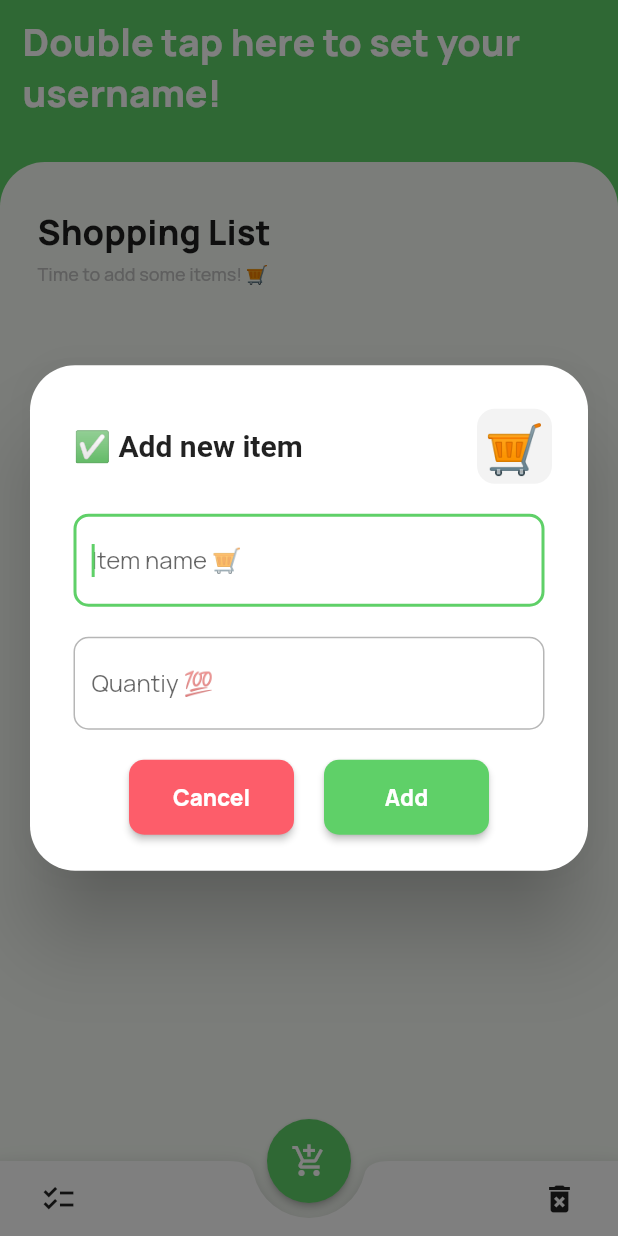
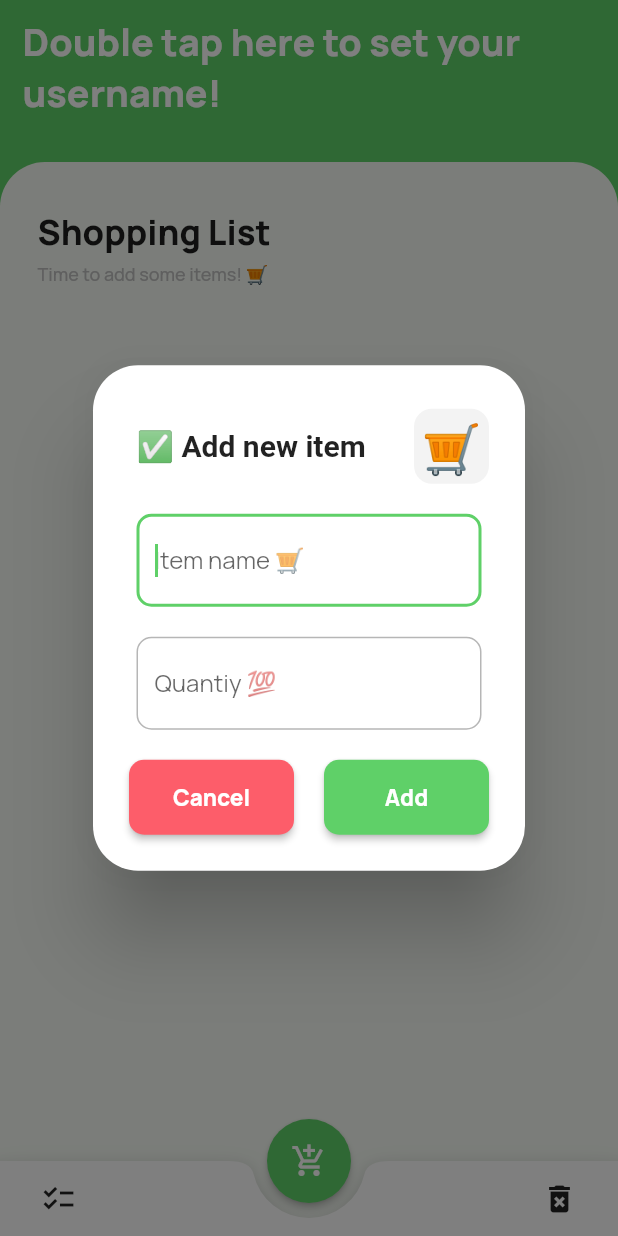
Before and after one commit to Fasz-kivan/IsShopping, a Flutter app: the screen it shows after launch, after a tap on the "add shopping cart" icon, on a phone screen of 412 x 824 dp. Run offline on Flutter 3.47's test engine with Material 3 defaults, Android fonts, the phone set to English and light mode, and no system bars; our stand-ins replace shared_preferences; missing offline and left inert: dart_emoji, flutter_displaymode; Roboto replaces fonts that are missing (Segoe UI).

Commit message:
fix modal animation, speed up every animation overall, bump release

```diff
--- a/lib/screens/main_screen.dart
+++ b/lib/screens/main_screen.dart
@@ -130,7 +130,7 @@ class MainScreen extends State<MainScreenDisplayer> {
                           i,
                           (context, animation) => shoppingItemTemplate(
                               context, removedItem, animation),
-                          duration: const Duration(milliseconds: 200),
+                          duration: const Duration(milliseconds: 100),
                         );
                       }
                     }
@@ -302,7 +302,7 @@ class MainScreen extends State<MainScreenDisplayer> {
     });
     _listKey.currentState?.insertItem(
       shoppingList.length - 1,
-      duration: const Duration(milliseconds: 200),
+      duration: const Duration(milliseconds: 100),
     );
     storeShoppingItems(shoppingList);
   }
@@ -388,7 +388,7 @@ class MainScreen extends State<MainScreenDisplayer> {
           index,
           (context, animation) =>
               shoppingItemTemplate(context, shoppingItem, animation),
-          duration: const Duration(milliseconds: 200),
+          duration: const Duration(milliseconds: 100),
         );
         ScaffoldMessenger.of(context).showSnackBar(
           const SnackBar(
--- a/lib/utils/dialog_helper.dart
+++ b/lib/utils/dialog_helper.dart
@@ -6,7 +6,7 @@ Future<T?> showAnimatedDialog<T>(BuildContext context, Widget dialog) {
     barrierDismissible: true,
     barrierLabel: MaterialLocalizations.of(context).modalBarrierDismissLabel,
     barrierColor: const Color(0x80000000),
-    transitionDuration: const Duration(milliseconds: 200),
+    transitionDuration: const Duration(milliseconds: 100),
     pageBuilder: (context, animation, secondaryAnimation) => dialog,
     transitionBuilder: (context, animation, secondaryAnimation, child) {
       final curve = CurvedAnimation(
--- a/lib/widgets/add_item_dialog.dart
+++ b/lib/widgets/add_item_dialog.dart
@@ -46,7 +46,12 @@ class _AddItemDialogState extends State<AddItemDialog> {
 
   @override
   Widget build(BuildContext context) {
-    return AlertDialog(
+    final screenWidth = MediaQuery.of(context).size.width;
+    final dialogWidth = screenWidth < 350 ? screenWidth - 40 : 310.0;
+
+    return SizedBox(
+      width: dialogWidth,
+      child: AlertDialog(
         insetPadding: const EdgeInsets.symmetric(horizontal: 20),
         shape: RoundedRectangleBorder(
           borderRadius: BorderRadius.circular(30),
@@ -108,9 +113,7 @@ class _AddItemDialogState extends State<AddItemDialog> {
             ],
           ),
         ),
-      content: SizedBox(
-        width: 340,
-        child: Column(
+        content: Column(
           mainAxisSize: MainAxisSize.min,
           children: [
             Padding(
--- a/pubspec.yaml
+++ b/pubspec.yaml
@@ -16,7 +16,7 @@ publish_to: 'none' # Remove this line if you wish to publish to pub.dev
 # https://developer.apple.com/library/archive/documentation/General/Reference/InfoPlistKeyReference/Articles/CoreFoundationKeys.html
 # In Windows, build-name is used as the major, minor, and patch parts
 # of the product and file versions while build-number is used as the build suffix.
-version: 1.0.0+1
+version: 1.0.1
 
 environment:
   sdk: '>=2.19.6 <3.0.0'
```
Also changed, not shown: lib/widgets/edit_item_dialog.dart (+18 -6 lines). Lines whose indentation alone changed are shown as unchanged.
